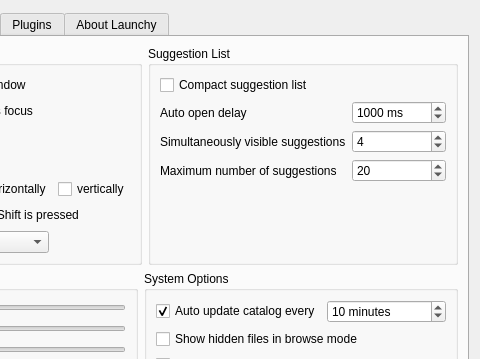
Old version of the form src/options.ui in the repository Chronial/launchy; both pictures show x 198 to 678 and y 0 to 359 of the 678 by 562 pixel window.
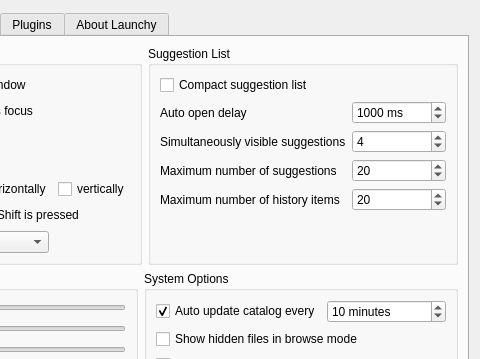
New version of the form. Icons and pictures are not drawn. Custom widgets are drawn as their Qt base class.

Commit message: Added history list. Down arrow shows history items when there is no search text. Navigating suggestions when no other text has been entered will autopopulate the input box. Windows: Plugins and skins can be installed in <profile>\Application Data\Launchy\Skins and Plugins respectively. Very basic fallback skin built into the executable. Windows: Icons up to 48x48 supported if the outputIcon skin element is larger than 32x32. Fixed warning message Tweaks to make Verby less aggressive

What changed in the file:
```diff
--- a/src/options.ui
+++ b/src/options.ui
@@ -264,6 +264,26 @@
                 </property>
                </widget>
               </item>
+              <item row="3" column="0">
+               <widget class="QLabel" name="label_7">
+                <property name="text">
+                 <string>Maximum number of history items</string>
+                </property>
+                <property name="buddy">
+                 <cstring>genNumHistory</cstring>
+                </property>
+               </widget>
+              </item>
+              <item row="3" column="1">
+               <widget class="QSpinBox" name="genNumHistory">
+                <property name="maximum">
+                 <number>999</number>
+                </property>
+                <property name="value">
+                 <number>20</number>
+                </property>
+               </widget>
+              </item>
              </layout>
             </item>
             <item>
```
Left out of the diff: 1 changed line with no effect on the pictures. The commit also changes 34 other files.
